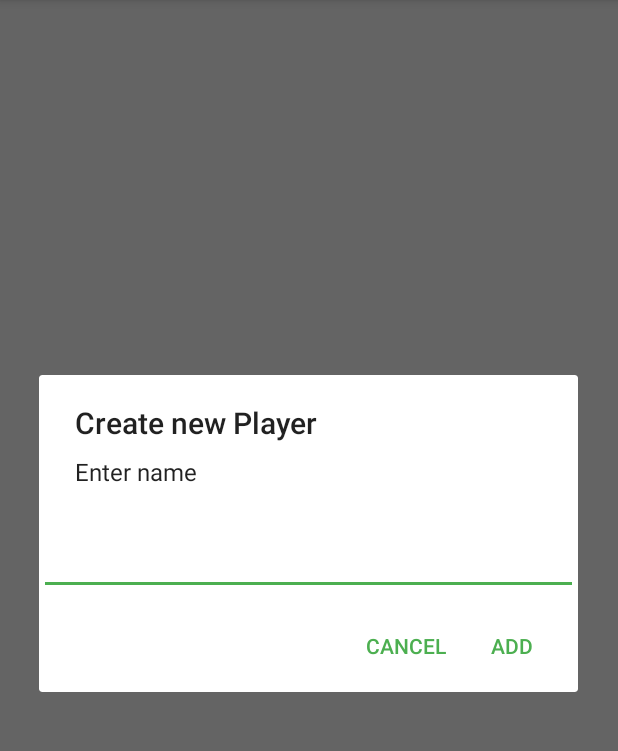
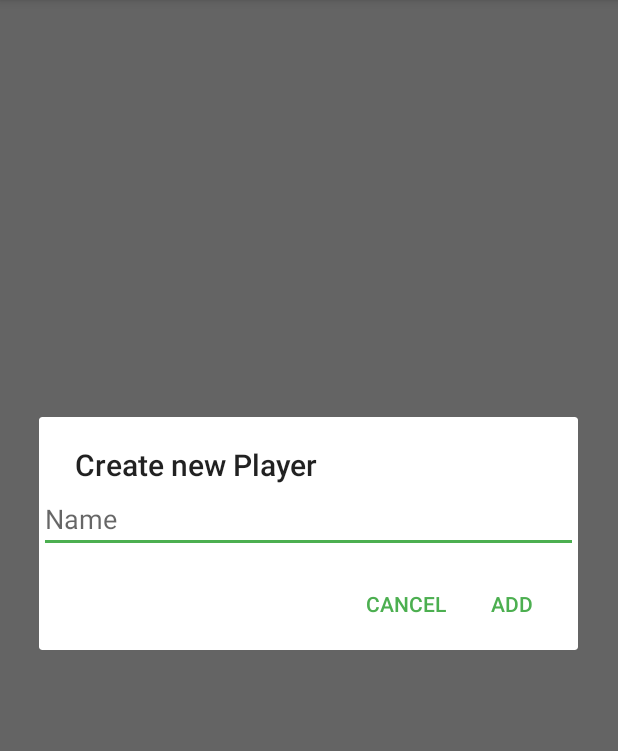
Before and after one commit to seherm/Bussenliste, an Android app: the screen it shows after launch (MainActivity), in the options menu, after a tap on "Create new Player", on a phone screen of 412 x 824 dp, the part 84-835 px from its top. Run offline under Robolectric (Android 15) with nearby library versions, the phone set to English and light mode, and no system bars; libraries missing offline, so code that uses them is left out: com.loopj.android, cz.msebera.android.

```diff
--- a/app/src/main/java/com/hermann/bussenliste/MainActivity.java
+++ b/app/src/main/java/com/hermann/bussenliste/MainActivity.java
@@ -130,14 +130,12 @@ public class MainActivity extends AppCompatActivity {
         switch (id) {
             case R.id.action_settings:
                 goToSettingsPage();
-                break;
+                return true;
             case R.id.action_create_player:
                 showCreateNewPlayerDialog();
-                break;
+                return true;
             case R.id.action_sync:
                 uploadDataToServer();
-                break;
-            default:
                 return true;
         }
 
@@ -146,9 +144,9 @@ public class MainActivity extends AppCompatActivity {
 
     private void showCreateNewPlayerDialog() {
         AlertDialog.Builder builder = new AlertDialog.Builder(this);
-        builder.setMessage("Enter name");
         builder.setTitle(R.string.action_create_player);
         final EditText editText = new EditText(this);
+        editText.setHint(R.string.name);
         builder.setView(editText);
         builder.setPositiveButton(R.string.add, new DialogInterface.OnClickListener() {
             @Override
--- a/app/src/main/res/values/strings.xml
+++ b/app/src/main/res/values/strings.xml
@@ -21,4 +21,5 @@
     <string name="add">Add</string>
     <string name="fineDescription">Description</string>
     <string name="fineAmountText">Amount</string>
+    <string name="name">Name</string>
 </resources>
```
